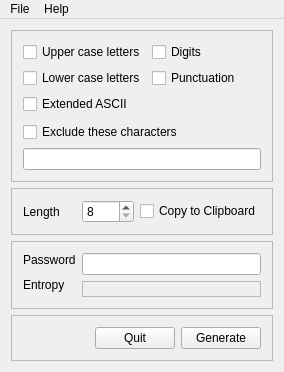
The window that mainwindow.ui (TimAllman/Password-Beaver) describes before a commit, drawn with Qt 5.
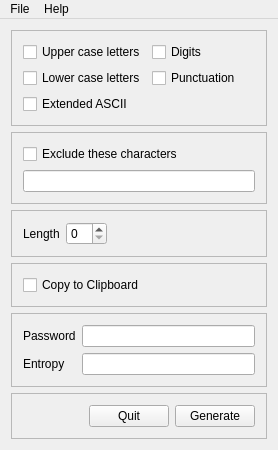
The same window after the commit. Icons and pictures are not drawn.

```diff
--- a/mainwindow.ui
+++ b/mainwindow.ui
@@ -6,10 +6,16 @@
    <rect>
     <x>0</x>
     <y>0</y>
-    <width>284</width>
-    <height>372</height>
+    <width>278</width>
+    <height>433</height>
    </rect>
   </property>
+  <property name="sizePolicy">
+   <sizepolicy hsizetype="Fixed" vsizetype="Fixed">
+    <horstretch>0</horstretch>
+    <verstretch>0</verstretch>
+   </sizepolicy>
+  </property>
   <property name="windowTitle">
    <string>Password Beaver</string>
   </property>
@@ -18,7 +24,7 @@
     <normaloff>:/icons/scalable/beaver.svg</normaloff>:/icons/scalable/beaver.svg</iconset>
   </property>
   <widget class="QWidget" name="centralWidget">
-   <layout class="QVBoxLayout" name="verticalLayout_8">
+   <layout class="QVBoxLayout" name="verticalLayout_3">
     <item>
      <widget class="QFrame" name="frame_2">
       <property name="sizePolicy">
@@ -33,12 +39,8 @@
       <property name="frameShadow">
        <enum>QFrame::Raised</enum>
       </property>
-      <layout class="QVBoxLayout" name="verticalLayout_5">
-       <item>
-        <layout class="QHBoxLayout" name="horizontalLayout_4">
-         <item>
-          <layout class="QVBoxLayout" name="verticalLayout_4">
-           <item>
+      <layout class="QGridLayout" name="gridLayout_2">
+       <item row="0" column="0">
             <widget class="QCheckBox" name="upperCaseCheckBox">
              <property name="text">
               <string>Upper case letters</string>
@@ -48,7 +50,17 @@
              </property>
             </widget>
            </item>
-           <item>
+       <item row="0" column="1">
+        <widget class="QCheckBox" name="digitsCheckBox">
+         <property name="text">
+          <string>Digits</string>
+         </property>
+         <property name="tristate">
+          <bool>true</bool>
+         </property>
+        </widget>
+       </item>
+       <item row="1" column="0">
             <widget class="QCheckBox" name="lowerCaseCheckBox">
              <property name="text">
               <string>Lower case letters</string>
@@ -58,7 +70,17 @@
              </property>
             </widget>
            </item>
-           <item>
+       <item row="1" column="1">
+        <widget class="QCheckBox" name="punctuationCheckBox">
+         <property name="text">
+          <string>Punctuation</string>
+         </property>
+         <property name="tristate">
+          <bool>true</bool>
+         </property>
+        </widget>
+       </item>
+       <item row="2" column="0">
             <widget class="QCheckBox" name="extendedAsciiCheckBox">
              <property name="text">
               <string>Extended ASCII</string>
@@ -66,49 +88,24 @@
             </widget>
            </item>
           </layout>
+     </widget>
          </item>
          <item>
+     <widget class="QFrame" name="frame_5">
+      <property name="sizePolicy">
+       <sizepolicy hsizetype="Preferred" vsizetype="Maximum">
+        <horstretch>0</horstretch>
+        <verstretch>0</verstretch>
+       </sizepolicy>
+      </property>
+      <property name="frameShape">
+       <enum>QFrame::StyledPanel</enum>
+      </property>
+      <property name="frameShadow">
+       <enum>QFrame::Raised</enum>
+      </property>
           <layout class="QVBoxLayout" name="verticalLayout_2">
            <item>
-            <widget class="QCheckBox" name="digitsCheckBox">
-             <property name="text">
-              <string>Digits</string>
-             </property>
-             <property name="tristate">
-              <bool>true</bool>
-             </property>
-            </widget>
-           </item>
-           <item>
-            <widget class="QCheckBox" name="punctuationCheckBox">
-             <property name="text">
-              <string>Punctuation</string>
-             </property>
-             <property name="tristate">
-              <bool>true</bool>
-             </property>
-            </widget>
-           </item>
-           <item>
-            <spacer name="verticalSpacer">
-             <property name="orientation">
-              <enum>Qt::Vertical</enum>
-             </property>
-             <property name="sizeHint" stdset="0">
-              <size>
-               <width>20</width>
-               <height>40</height>
-              </size>
-             </property>
-            </spacer>
-           </item>
-          </layout>
-         </item>
-        </layout>
-       </item>
-       <item>
-        <layout class="QVBoxLayout" name="verticalLayout_3">
-         <item>
           <widget class="QCheckBox" name="excludeCheckBox">
            <property name="text">
             <string>Exclude these characters</string>
@@ -123,22 +120,22 @@
           </widget>
          </item>
         </layout>
-       </item>
-      </layout>
      </widget>
     </item>
     <item>
      <widget class="QFrame" name="frame_1">
+      <property name="sizePolicy">
+       <sizepolicy hsizetype="Preferred" vsizetype="Maximum">
+        <horstretch>0</horstretch>
+        <verstretch>0</verstretch>
+       </sizepolicy>
+      </property>
       <property name="frameShape">
        <enum>QFrame::StyledPanel</enum>
       </property>
       <property name="frameShadow">
        <enum>QFrame::Raised</enum>
       </property>
-      <layout class="QVBoxLayout" name="verticalLayout_6">
-       <item>
-        <layout class="QHBoxLayout" name="horizontalLayout_5">
-         <item>
           <layout class="QHBoxLayout" name="horizontalLayout_2">
            <item>
             <widget class="QLabel" name="label_3">
@@ -152,19 +149,42 @@
              <property name="toolTip">
               <string>&lt;html&gt;&lt;head/&gt;&lt;body&gt;&lt;p&gt;Set the length of the password.&lt;/p&gt;&lt;/body&gt;&lt;/html&gt;</string>
              </property>
-             <property name="minimum">
-              <number>8</number>
-             </property>
-             <property name="maximum">
-              <number>100</number>
-             </property>
              <property name="stepType">
               <enum>QAbstractSpinBox::DefaultStepType</enum>
              </property>
             </widget>
            </item>
-          </layout>
-         </item>
+       <item>
+        <spacer name="horizontalSpacer_2">
+         <property name="orientation">
+          <enum>Qt::Horizontal</enum>
+         </property>
+         <property name="sizeHint" stdset="0">
+          <size>
+           <width>137</width>
+           <height>20</height>
+          </size>
+         </property>
+        </spacer>
+       </item>
+      </layout>
+     </widget>
+    </item>
+    <item>
+     <widget class="QFrame" name="frame_4">
+      <property name="sizePolicy">
+       <sizepolicy hsizetype="Preferred" vsizetype="Maximum">
+        <horstretch>0</horstretch>
+        <verstretch>0</verstretch>
+       </sizepolicy>
+      </property>
+      <property name="frameShape">
+       <enum>QFrame::StyledPanel</enum>
+      </property>
+      <property name="frameShadow">
+       <enum>QFrame::Raised</enum>
+      </property>
+      <layout class="QVBoxLayout" name="verticalLayout">
          <item>
           <widget class="QCheckBox" name="copyToClipboardCheckBox">
            <property name="toolTip">
@@ -176,8 +196,6 @@
           </widget>
          </item>
         </layout>
-       </item>
-      </layout>
      </widget>
     </item>
     <item>
@@ -194,10 +212,8 @@
       <property name="frameShadow">
        <enum>QFrame::Raised</enum>
       </property>
-      <layout class="QHBoxLayout" name="horizontalLayout_3">
-       <item>
-        <layout class="QVBoxLayout" name="verticalLayout_7">
-         <item>
+      <layout class="QGridLayout" name="gridLayout">
+       <item row="0" column="0">
           <widget class="QLabel" name="label_2">
            <property name="sizePolicy">
             <sizepolicy hsizetype="Minimum" vsizetype="Maximum">
@@ -210,7 +226,20 @@
            </property>
           </widget>
          </item>
-         <item>
+       <item row="0" column="1">
+        <widget class="QLineEdit" name="passwordLineEdit">
+         <property name="sizePolicy">
+          <sizepolicy hsizetype="MinimumExpanding" vsizetype="Fixed">
+           <horstretch>0</horstretch>
+           <verstretch>0</verstretch>
+          </sizepolicy>
+         </property>
+         <property name="readOnly">
+          <bool>true</bool>
+         </property>
+        </widget>
+       </item>
+       <item row="1" column="0">
           <widget class="QLabel" name="label">
            <property name="sizePolicy">
             <sizepolicy hsizetype="Maximum" vsizetype="Preferred">
@@ -223,46 +252,18 @@
            </property>
           </widget>
          </item>
-        </layout>
-       </item>
-       <item>
-        <layout class="QVBoxLayout" name="verticalLayout">
-         <item>
-          <widget class="QLineEdit" name="passwordLineEdit">
-           <property name="sizePolicy">
-            <sizepolicy hsizetype="MinimumExpanding" vsizetype="Fixed">
-             <horstretch>0</horstretch>
-             <verstretch>0</verstretch>
-            </sizepolicy>
+       <item row="1" column="1">
+        <widget class="QLineEdit" name="entropyLineEdit">
+         <property name="enabled">
+          <bool>true</bool>
+         </property>
+         <property name="acceptDrops">
+          <bool>false</bool>
            </property>
            <property name="readOnly">
             <bool>true</bool>
            </property>
           </widget>
-         </item>
-         <item>
-          <widget class="QLabel" name="entropyLabel">
-           <property name="sizePolicy">
-            <sizepolicy hsizetype="Minimum" vsizetype="Preferred">
-             <horstretch>0</horstretch>
-             <verstretch>0</verstretch>
-            </sizepolicy>
-           </property>
-           <property name="cursor">
-            <cursorShape>ArrowCursor</cursorShape>
-           </property>
-           <property name="toolTip">
-            <string>The entropy of the password in bits.</string>
-           </property>
-           <property name="frameShape">
-            <enum>QFrame::StyledPanel</enum>
-           </property>
-           <property name="text">
-            <string/>
-           </property>
-          </widget>
-         </item>
-        </layout>
        </item>
       </layout>
      </widget>
@@ -328,7 +329,7 @@
     <rect>
      <x>0</x>
      <y>0</y>
-     <width>284</width>
+     <width>278</width>
      <height>20</height>
     </rect>
    </property>
```
Left out of the diff: 6 changed lines with no effect on the pictures. Lines whose indentation alone changed are shown as unchanged.
